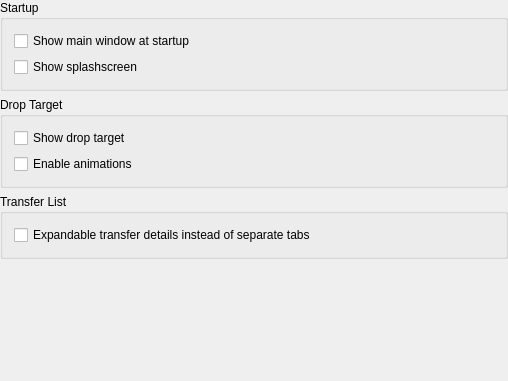
Before: the Qt Designer form conf/dlgappearance.ui in KDE/kget, drawn with Qt 5.
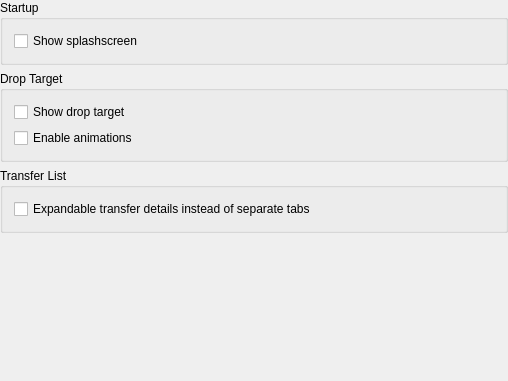
After: the same form once the commit is applied.

Commit message: Save the minimized state of the mainwindow from the system tray icon. Remove the 'show main window at start' from the appearance settings. BUG:165930

Patch:
```diff
--- a/conf/dlgappearance.ui
+++ b/conf/dlgappearance.ui
@@ -28,13 +28,6 @@
       <string>Startup</string>
      </property>
      <layout class="QVBoxLayout" >
-      <item>
-       <widget class="QCheckBox" name="kcfg_ShowMain" >
-        <property name="text" >
-         <string>Show main window at startup</string>
-        </property>
-       </widget>
-      </item>
       <item>
        <widget class="QCheckBox" name="kcfg_ShowSplashscreen" >
         <property name="text" >
```
Left out of the diff: 13 changed lines with no effect on the pictures. The commit also changes 2 other files.
